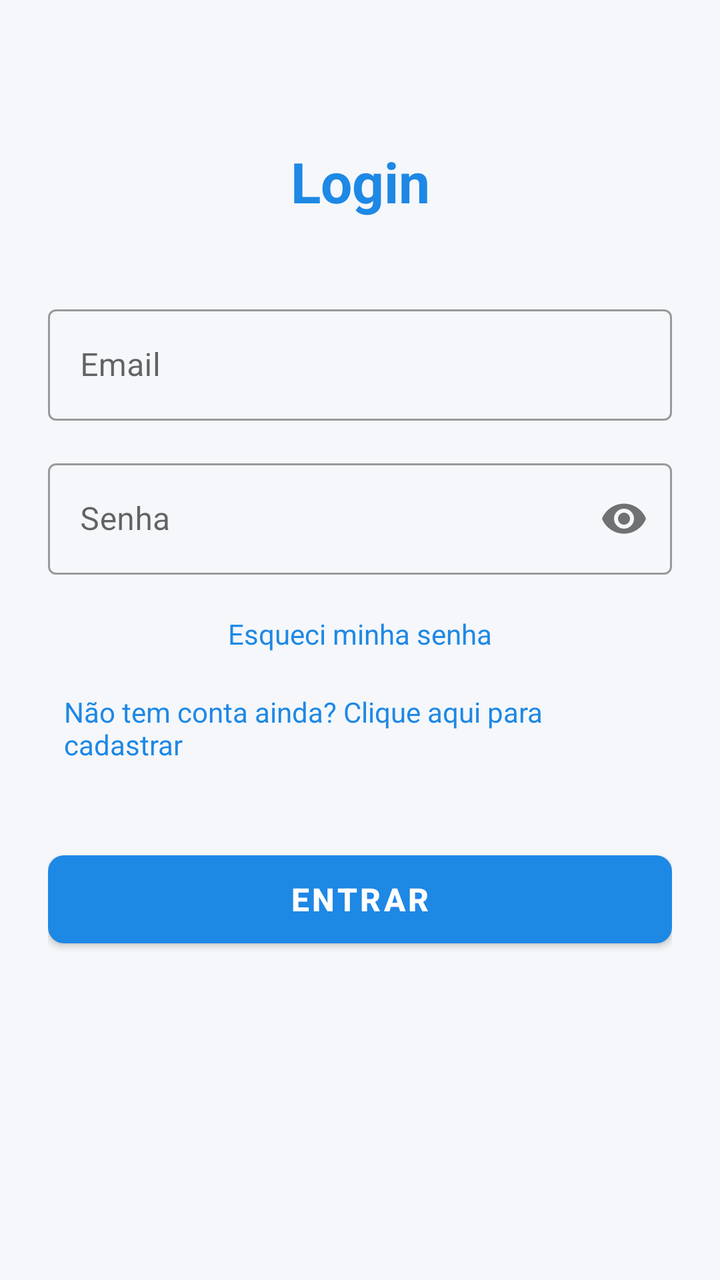
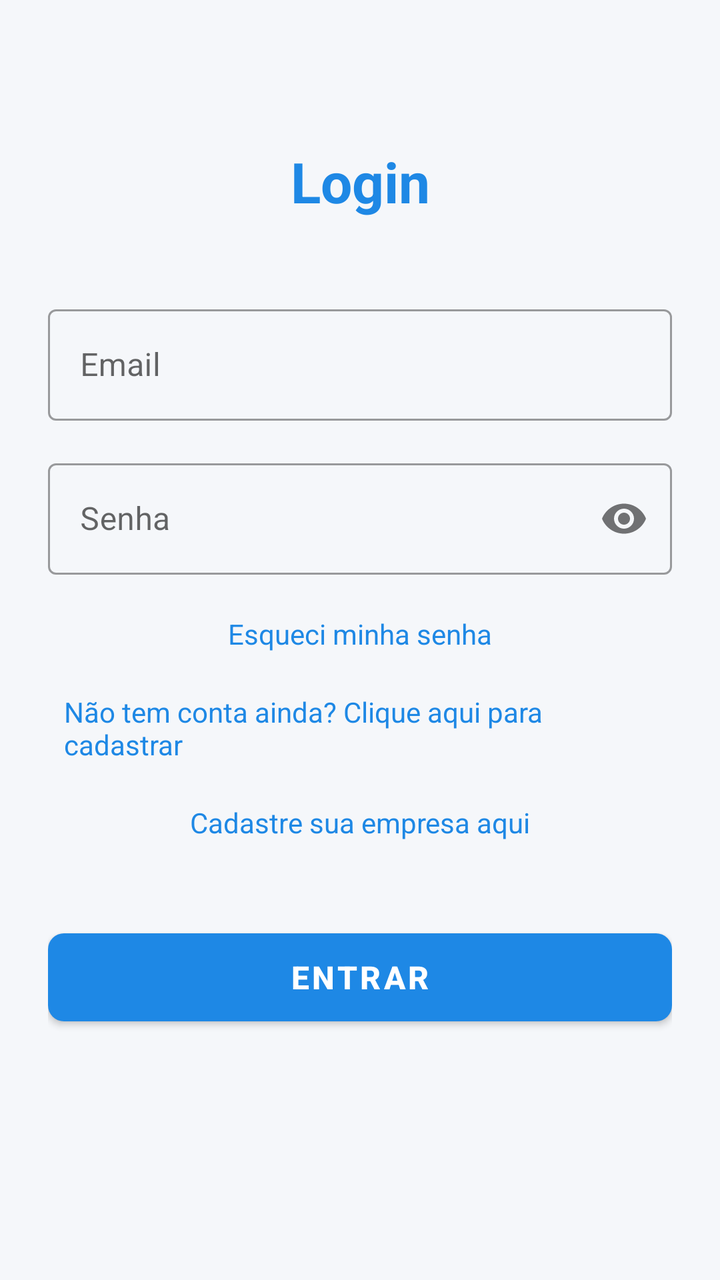

Two renders of the same Android screen: before a commit and after it. Below are the layout's source before the change and the commit's diff.
<!-- AndroidManifest.xml: application theme Theme.EasyClock -->
<!-- res/layout/activity_login.xml -->
<?xml version="1.0" encoding="utf-8"?>
<ScrollView xmlns:android="http://schemas.android.com/apk/res/android"
    xmlns:app="http://schemas.android.com/apk/res-auto"
    android:layout_width="match_parent"
    android:layout_height="match_parent"
    android:fillViewport="true"
    android:background="@color/background">

    <androidx.constraintlayout.widget.ConstraintLayout
        android:layout_width="match_parent"
        android:layout_height="wrap_content"
        android:padding="24dp">

        <TextView
            android:id="@+id/tvTitleLogin"
            android:layout_width="wrap_content"
            android:layout_height="wrap_content"
            android:text="@string/login"
            android:textSize="28sp"
            android:textStyle="bold"
            android:textColor="@color/primary"
            android:layout_marginTop="48dp"
            app:layout_constraintTop_toTopOf="parent"
            app:layout_constraintStart_toStartOf="parent"
            app:layout_constraintEnd_toEndOf="parent" />

        <com.google.android.material.textfield.TextInputLayout
            android:id="@+id/tilEmailLogin"
            style="@style/Widget.MaterialComponents.TextInputLayout.OutlinedBox"
            android:layout_width="0dp"
            android:layout_height="wrap_content"
            android:hint="@string/email"
            android:layout_marginTop="40dp"
            app:layout_constraintTop_toBottomOf="@id/tvTitleLogin"
            app:layout_constraintStart_toStartOf="parent"
            app:layout_constraintEnd_toEndOf="parent">

            <com.google.android.material.textfield.TextInputEditText
                android:id="@+id/etEmailLogin"
                android:layout_width="match_parent"
                android:layout_height="wrap_content"
                android:inputType="textEmailAddress" />
        </com.google.android.material.textfield.TextInputLayout>

        <com.google.android.material.textfield.TextInputLayout
            android:id="@+id/tilSenhaLogin"
            style="@style/Widget.MaterialComponents.TextInputLayout.OutlinedBox"
            android:layout_width="0dp"
            android:layout_height="wrap_content"
            android:hint="@string/senha"
            android:layout_marginTop="16dp"
            app:passwordToggleEnabled="true"
            app:layout_constraintTop_toBottomOf="@id/tilEmailLogin"
            app:layout_constraintStart_toStartOf="parent"
            app:layout_constraintEnd_toEndOf="parent">

            <com.google.android.material.textfield.TextInputEditText
                android:id="@+id/etSenhaLogin"
                android:layout_width="match_parent"
                android:layout_height="wrap_content"
                android:inputType="textPassword" />
        </com.google.android.material.textfield.TextInputLayout>

        <TextView
            android:id="@+id/tvEsqueciSenha"
            android:layout_width="wrap_content"
            android:layout_height="wrap_content"
            android:text="@string/esqueci_minha_senha"
            android:textColor="@color/primary"
            android:textSize="14sp"
            android:clickable="true"
            android:focusable="true"
            android:padding="8dp"
            android:layout_marginTop="12dp"
            app:layout_constraintTop_toBottomOf="@id/tilSenhaLogin"
            app:layout_constraintStart_toStartOf="parent"
            app:layout_constraintEnd_toEndOf="parent" />

        <TextView
            android:id="@+id/tvCadastrarLogin"
            android:layout_width="wrap_content"
            android:layout_height="wrap_content"
            android:text="@string/nao_tem_conta_cadastrar"
            android:textColor="@color/primary"
            android:textSize="14sp"
            android:clickable="true"
            android:focusable="true"
            android:padding="8dp"
            android:layout_marginTop="4dp"
            app:layout_constraintTop_toBottomOf="@id/tvEsqueciSenha"
            app:layout_constraintStart_toStartOf="parent"
            app:layout_constraintEnd_toEndOf="parent" />

        <com.google.android.material.button.MaterialButton
            android:id="@+id/btnEntrar"
            android:layout_width="0dp"
            android:layout_height="56dp"
            android:text="@string/entrar"
            android:textSize="16sp"
            android:textStyle="bold"
            android:layout_marginTop="32dp"
            app:cornerRadius="8dp"
            app:layout_constraintTop_toBottomOf="@id/tvCadastrarLogin"
            app:layout_constraintStart_toStartOf="parent"
            app:layout_constraintEnd_toEndOf="parent" />

    </androidx.constraintlayout.widget.ConstraintLayout>
</ScrollView>
<!-- resources referenced by this layout -->
<resources>
  <color name="background">#F5F7FA</color>
  <color name="primary">#1E88E5</color>
  <string name="email">Email</string>
  <string name="entrar">Entrar</string>
  <string name="esqueci_minha_senha">Esqueci minha senha</string>
  <string name="login">Login</string>
  <string name="nao_tem_conta_cadastrar">Não tem conta ainda? Clique aqui para cadastrar</string>
  <string name="senha">Senha</string>
  <style name="Theme.EasyClock" parent="Theme.MaterialComponents.DayNight.NoActionBar">
          
          <item name="colorPrimary">@color/primary</item>
          <item name="colorPrimaryVariant">@color/primary_dark</item>
          <item name="colorOnPrimary">#FFFFFF</item>
          
          <item name="colorSecondary">@color/accent</item>
          <item name="colorSecondaryVariant">@color/accent</item>
          <item name="colorOnSecondary">#FFFFFF</item>
          
          <item name="android:statusBarColor">?attr/colorPrimaryVariant</item>
          
          <item name="android:windowBackground">@color/background</item>
      </style>
  <color name="primary_dark">#1565C0</color>
  <color name="accent">#26A69A</color>
</resources>

<!-- the commit's change to res/layout/activity_login.xml (unified diff, before → after) -->
@@ -91,6 +91,21 @@
             app:layout_constraintStart_toStartOf="parent"
             app:layout_constraintEnd_toEndOf="parent" />
 
+        <TextView
+            android:id="@+id/tvCadastrarEmpresaLogin"
+            android:layout_width="wrap_content"
+            android:layout_height="wrap_content"
+            android:text="@string/cadastre_sua_empresa_aqui"
+            android:textColor="@color/primary"
+            android:textSize="14sp"
+            android:clickable="true"
+            android:focusable="true"
+            android:padding="8dp"
+            android:layout_marginTop="4dp"
+            app:layout_constraintTop_toBottomOf="@id/tvCadastrarLogin"
+            app:layout_constraintStart_toStartOf="parent"
+            app:layout_constraintEnd_toEndOf="parent" />
+
         <com.google.android.material.button.MaterialButton
             android:id="@+id/btnEntrar"
             android:layout_width="0dp"
@@ -100,7 +115,7 @@
             android:textStyle="bold"
             android:layout_marginTop="32dp"
             app:cornerRadius="8dp"
-            app:layout_constraintTop_toBottomOf="@id/tvCadastrarLogin"
+            app:layout_constraintTop_toBottomOf="@id/tvCadastrarEmpresaLogin"
             app:layout_constraintStart_toStartOf="parent"
             app:layout_constraintEnd_toEndOf="parent" />
 
<!-- resource entries referenced after the edit -->
@@ -2,6 +2,7 @@
 <resources>
   <color name="background">#F5F7FA</color>
   <color name="primary">#1E88E5</color>
+  <string name="cadastre_sua_empresa_aqui">Cadastre sua empresa aqui</string>
   <string name="email">Email</string>
   <string name="entrar">Entrar</string>
   <string name="esqueci_minha_senha">Esqueci minha senha</string>
